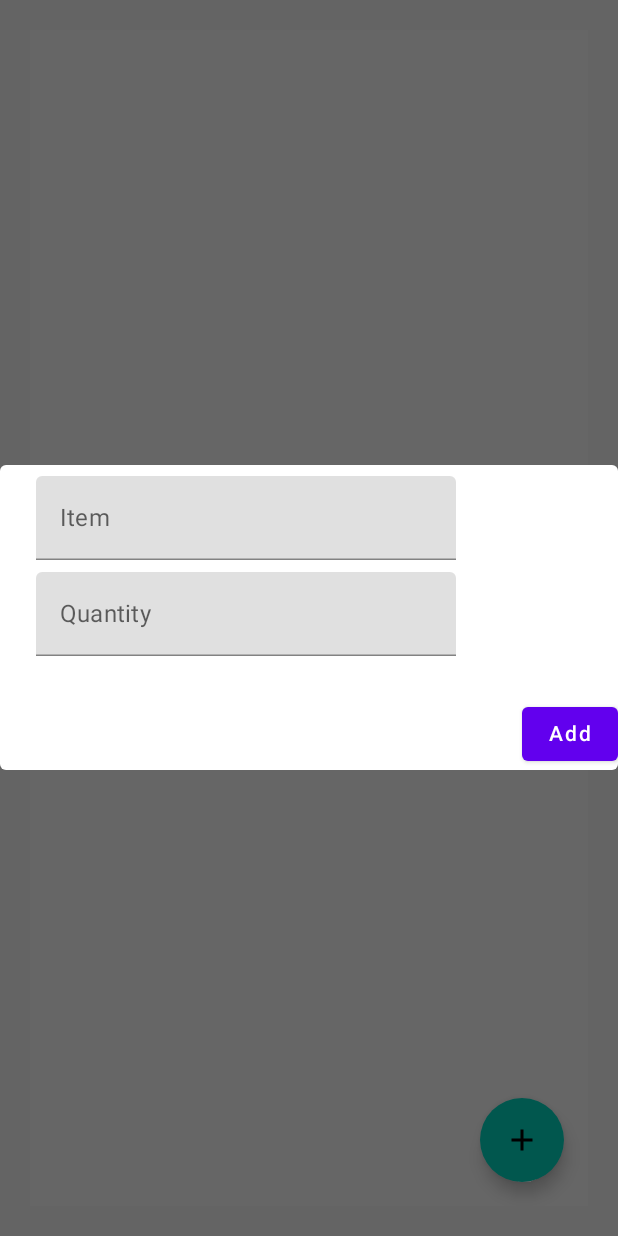
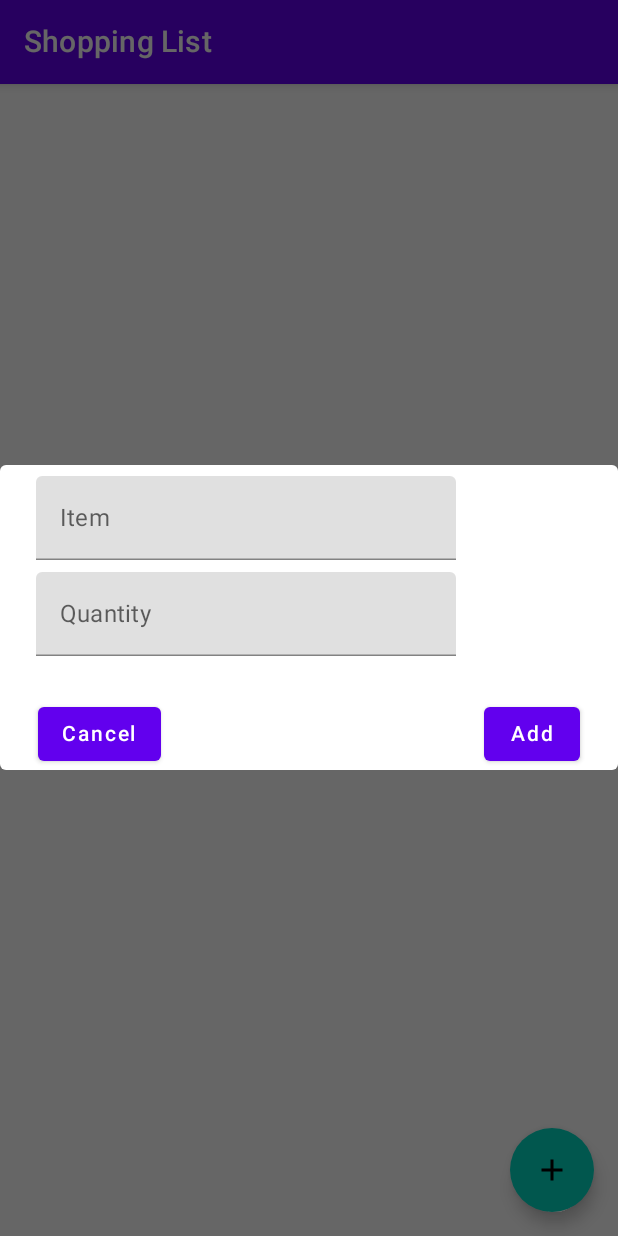
Before and after one commit to alvadeli/Android-ShoppingList, an Android app built with Jetpack Compose: the screen it shows after launch (MainActivity), after a tap on "Item", on a phone screen of 412 x 824 dp. Run offline under Robolectric (Android 15) with nearby library versions, the phone set to English and light mode, and no system bars; our stand-ins replace Room's generated code.

Commit message:
Added TopBar

```diff
--- a/app/src/main/java/com/example/shoppinglist/AddItemDialog.kt
+++ b/app/src/main/java/com/example/shoppinglist/AddEditItemScreen.kt
@@ -1,15 +1,11 @@
 package com.example.shoppinglist
 
-import androidx.compose.foundation.layout.Arrangement
-import androidx.compose.foundation.layout.Box
-import androidx.compose.foundation.layout.Column
-import androidx.compose.foundation.layout.fillMaxWidth
+import androidx.compose.foundation.layout.*
 import androidx.compose.material.AlertDialog
 import androidx.compose.material.Button
 import androidx.compose.material.Text
 import androidx.compose.material.TextField
 import androidx.compose.runtime.Composable
-import androidx.compose.ui.Alignment
 import androidx.compose.ui.Modifier
 import androidx.compose.ui.tooling.preview.Preview
 import androidx.compose.ui.unit.dp
@@ -67,17 +63,26 @@ fun AddItemDialog(
             }
         },
         buttons = {
-            Box(
-                modifier = Modifier.fillMaxWidth(),
-                contentAlignment = Alignment.CenterEnd
-            ){
+            Row(
+                Modifier
+                    .fillMaxWidth()
+                    .padding(25.dp, 0.dp),
+                horizontalArrangement = Arrangement.SpaceBetween
+            ) {
                 Button(onClick = {
+                    onEvent(ItemEvent.HideDialog)
+                }) {
+                    Text(text = "Cancel")
+                }
+                Button(
+                    onClick = {
                     onEvent(ItemEvent.SaveItem)
-                }){
+                }) {
                     val text = if (state.id == 0) "Add" else "Update"
                     Text(text = text)
                 }
             }
+
         }
     )
 }
--- a/app/src/main/java/com/example/shoppinglist/ItemEvent.kt
+++ b/app/src/main/java/com/example/shoppinglist/ItemEvent.kt
@@ -10,6 +10,5 @@ sealed interface ItemEvent {
     data class OnItemClick(val item: Item): ItemEvent
     object ShowDialog: ItemEvent
     object HideDialog: ItemEvent
-
     data class DeleteItem(val item: Item) : ItemEvent
 }
--- a/app/src/main/java/com/example/shoppinglist/MainActivity.kt
+++ b/app/src/main/java/com/example/shoppinglist/MainActivity.kt
@@ -27,9 +27,9 @@ class MainActivity : ComponentActivity() {
         setContent {
             ShoppingListTheme {
 
-                val viewModel = viewModel<ShoppingListViewModel>(
+                val viewModel = viewModel<ShoppingListVM>(
                     factory = viewModelFactory {
-                        ShoppingListViewModel(ShoppingListApp.appModule.itemRepository)
+                        ShoppingListVM(ShoppingListApp.appModule.itemRepository)
                     }
                 )
 
--- a/app/src/main/java/com/example/shoppinglist/ShoppingListScreen.kt
+++ b/app/src/main/java/com/example/shoppinglist/ShoppingListScreen.kt
@@ -12,43 +12,26 @@ import androidx.compose.material.icons.Icons
 import androidx.compose.material.icons.filled.Add
 import androidx.compose.runtime.Composable
 import androidx.compose.ui.Modifier
+import androidx.compose.ui.tooling.preview.Preview
 import androidx.compose.ui.unit.dp
+import com.example.shoppinglist.data.Item
+import com.example.shoppinglist.data.ItemRepositoryImpl
 
-
-//@Composable
-//@Preview
-//fun ShoppingListScreenPreview() {
-//
-//    var item1 = Item(
-//        quantity = "2",
-//        name = "Paprika",
-//        isDone = true
-//    )
-//
-//    var item2 = Item(
-//        quantity = "3",
-//        name = "Onions",
-//        isDone = false
-//    )
-//    var items = listOf<Item>(item1,item2)
-//
-//    val state = ItemState(
-//        items = items
-//    )
-//
-//    ShoppingListScreen(
-//        state = state,
-//        onEvent = {}
-//    )
-//}
 
 @Composable
 fun ShoppingListScreen(
     state: ItemState,
-    viewModel: ShoppingListViewModel
+    viewModel: ShoppingListVM
 ){
-
     Scaffold(
+        topBar = {
+            TopAppBar(
+                title = {
+                    Text("Shopping List")
+                },
+                modifier = Modifier.fillMaxWidth()
+            )
+        },
         floatingActionButton = {
             FloatingActionButton(onClick = {
                 viewModel.onEvent(ItemEvent.ShowDialog)
@@ -59,8 +42,13 @@ fun ShoppingListScreen(
                 )
             }
         },
-        modifier = Modifier.padding(20.dp)
     ){ padding ->
+        Box(
+            modifier = Modifier
+                .fillMaxSize()
+                .padding(20.dp)
+        ) {
+
             if (state.isAddingItem){
                 AddItemDialog(state = state, onEvent = viewModel::onEvent)
             }
@@ -78,7 +66,7 @@ fun ShoppingListScreen(
                         onEvent = viewModel::onEvent,
                         modifier = Modifier
                             .fillMaxWidth()
-                        .clickable{
+                            .clickable {
                                 viewModel.onEvent(ItemEvent.OnItemClick(item))
                             }
                     )
@@ -86,3 +74,4 @@ fun ShoppingListScreen(
             }
         }
     }
+}
--- a/app/src/main/java/com/example/shoppinglist/ShoppingListViewModel.kt
+++ b/app/src/main/java/com/example/shoppinglist/ShoppingListVM.kt
@@ -7,7 +7,7 @@ import com.example.shoppinglist.data.ItemRepository
 import kotlinx.coroutines.flow.*
 import kotlinx.coroutines.launch
 
-class ShoppingListViewModel(private val itemRepository: ItemRepository) :
+class ShoppingListVM(private val itemRepository: ItemRepository) :
     ViewModel() {
     private val _items = itemRepository.getItems()
         .stateIn(viewModelScope, SharingStarted.WhileSubscribed(), emptyList())
@@ -22,7 +22,10 @@ class ShoppingListViewModel(private val itemRepository: ItemRepository) :
 
             ItemEvent.HideDialog -> {
                 _state.update{ it.copy(
-                    isAddingItem = false
+                    name = "",
+                    quantity = "",
+                    isAddingItem = false,
+                    id = 0
                 ) }
             }
 
```
Also changed, not shown: app/src/main/java/com/example/shoppinglist/ItemView.kt (+10 -15 lines). Lines whose indentation alone changed are shown as unchanged.
